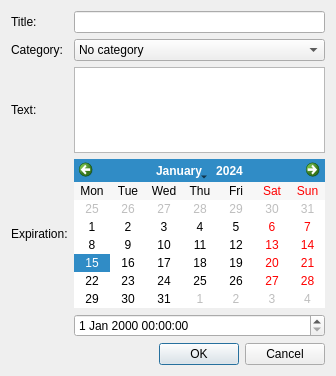
The window that src/ui/scheduledialog.ui (seberm/salarm) describes before a commit, drawn with Qt 5.
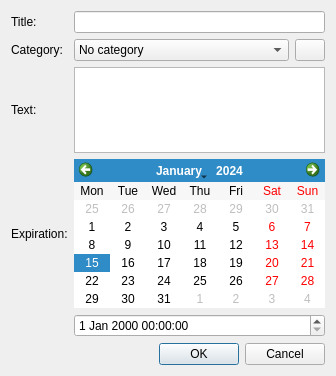
The same window after the commit. Icons and pictures are not drawn.

Commit message: Implemented "Add category" issue in SchedulerDialog

Patch:
```diff
--- a/src/ui/scheduledialog.ui
+++ b/src/ui/scheduledialog.ui
@@ -18,10 +18,10 @@
     <layout class="QHBoxLayout" name="horizontalLayout">
      <item>
       <layout class="QGridLayout" name="gridLayout">
-       <item row="2" column="1">
+       <item row="5" column="1">
         <widget class="QPlainTextEdit" name="plainTextEditText"/>
        </item>
-       <item row="2" column="0">
+       <item row="5" column="0">
         <widget class="QLabel" name="lblText">
          <property name="text">
           <string>Text:</string>
@@ -38,39 +38,69 @@
          </property>
         </widget>
        </item>
-       <item row="1" column="1">
-        <widget class="QComboBox" name="comboBoxCategory">
-         <item>
-          <property name="text">
-           <string>No category</string>
-          </property>
-         </item>
-        </widget>
-       </item>
-       <item row="1" column="0">
-        <widget class="QLabel" name="lblCategory">
-         <property name="text">
-          <string>Category:</string>
-         </property>
-        </widget>
-       </item>
-       <item row="3" column="1">
+       <item row="6" column="1">
         <widget class="QCalendarWidget" name="calendar">
          <property name="verticalHeaderFormat">
           <enum>QCalendarWidget::NoVerticalHeader</enum>
          </property>
         </widget>
        </item>
-       <item row="3" column="0">
+       <item row="6" column="0">
         <widget class="QLabel" name="lblExpiration">
          <property name="text">
           <string>Expiration:</string>
          </property>
         </widget>
        </item>
-       <item row="4" column="1">
+       <item row="7" column="1">
         <widget class="QDateTimeEdit" name="dateTimeEditExpiration"/>
        </item>
+       <item row="1" column="1">
+        <layout class="QHBoxLayout" name="horizontalLayout_5">
+         <item>
+          <widget class="QComboBox" name="comboBoxCategory">
+           <property name="enabled">
+            <bool>true</bool>
+           </property>
+           <property name="minimumSize">
+            <size>
+             <width>0</width>
+             <height>0</height>
+            </size>
+           </property>
+           <item>
+            <property name="text">
+             <string>No category</string>
+            </property>
+           </item>
+          </widget>
+         </item>
+         <item>
+          <widget class="QPushButton" name="pushButtonAddCategory">
+           <property name="maximumSize">
+            <size>
+             <width>30</width>
+             <height>16777215</height>
+            </size>
+           </property>
+           <property name="text">
+            <string/>
+           </property>
+           <property name="icon">
+            <iconset resource="../../icons.qrc">
+             <normaloff>:/icons/loadIcon</normaloff>:/icons/loadIcon</iconset>
+           </property>
+          </widget>
+         </item>
+        </layout>
+       </item>
+       <item row="1" column="0">
+        <widget class="QLabel" name="lblCategory">
+         <property name="text">
+          <string>Category:</string>
+         </property>
+        </widget>
+       </item>
       </layout>
      </item>
     </layout>
```
Left out of the diff: 5 changed lines with no effect on the pictures. The commit also changes 2 other files.
